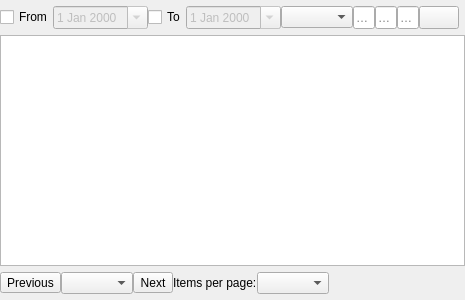
First picture: the form in source/client/desktop/management/router_access_log_widget.ui, repository dchapyshev/aspia, before the edit.
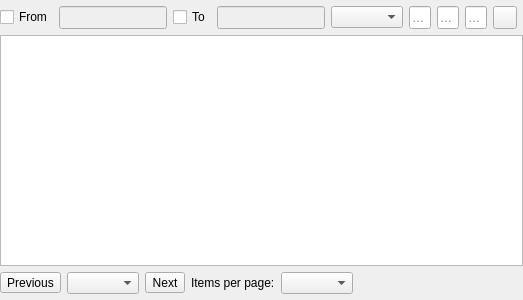
Second picture: the form after the edit. Icons and pictures are not drawn. Custom widgets are drawn as their Qt base class.

What changed in the file:
```diff
--- a/source/client/desktop/management/router_access_log_widget.ui
+++ b/source/client/desktop/management/router_access_log_widget.ui
@@ -28,6 +28,9 @@
    </property>
    <item>
     <layout class="QHBoxLayout" name="layout_filter">
+     <property name="spacing">
+      <number>6</number>
+     </property>
      <property name="topMargin">
       <number>6</number>
      </property>
@@ -45,12 +48,15 @@
       </widget>
      </item>
      <item>
-      <widget class="QDateEdit" name="date_filter_from">
+      <widget class="DateEdit" name="date_filter_from">
        <property name="enabled">
         <bool>false</bool>
        </property>
-       <property name="calendarPopup">
-        <bool>true</bool>
+       <property name="sizePolicy">
+        <sizepolicy hsizetype="Fixed" vsizetype="Preferred">
+         <horstretch>0</horstretch>
+         <verstretch>0</verstretch>
+        </sizepolicy>
        </property>
       </widget>
      </item>
@@ -62,12 +68,15 @@
       </widget>
      </item>
      <item>
-      <widget class="QDateEdit" name="date_filter_to">
+      <widget class="DateEdit" name="date_filter_to">
        <property name="enabled">
         <bool>false</bool>
        </property>
-       <property name="calendarPopup">
-        <bool>true</bool>
+       <property name="sizePolicy">
+        <sizepolicy hsizetype="Fixed" vsizetype="Preferred">
+         <horstretch>0</horstretch>
+         <verstretch>0</verstretch>
+        </sizepolicy>
        </property>
       </widget>
      </item>
@@ -133,7 +142,7 @@
       </widget>
      </item>
      <item>
-      <widget class="QPushButton" name="button_filter_reset">
+      <widget class="IconTextButton" name="button_filter_reset">
        <property name="sizePolicy">
         <sizepolicy hsizetype="Minimum" vsizetype="Preferred">
          <horstretch>0</horstretch>
@@ -175,6 +184,9 @@
    </item>
    <item>
     <layout class="QHBoxLayout" name="layout_pagination">
+     <property name="spacing">
+      <number>6</number>
+     </property>
      <property name="topMargin">
       <number>6</number>
      </property>
@@ -254,6 +266,11 @@
   </layout>
  </widget>
  <customwidgets>
+  <customwidget>
+   <class>DateEdit</class>
+   <extends>QLineEdit</extends>
+   <header>common/desktop/date_edit.h</header>
+  </customwidget>
   <customwidget>
    <class>IconTextButton</class>
    <extends>QToolButton</extends>
```
